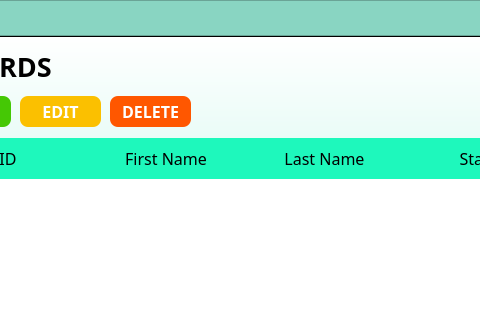
The window that records.ui (marcryangil/facemaskdetection) describes before a commit, drawn with Qt 5; both pictures show x 140 to 620 and y 0 to 320 of the 942 by 495 pixel window.
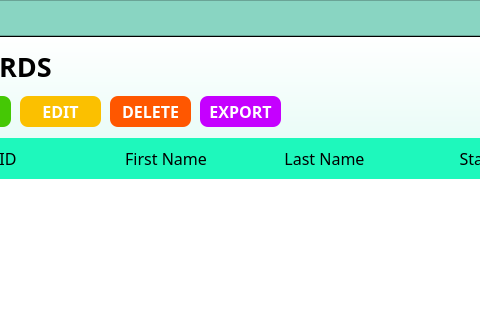
The same window after the commit. Icons and pictures are not drawn.

Patch:
```diff
--- a/records.ui
+++ b/records.ui
@@ -758,6 +758,53 @@
         <bool>true</bool>
        </property>
       </widget>
+      <widget class="QPushButton" name="btnExport">
+       <property name="geometry">
+        <rect>
+         <x>340</x>
+         <y>60</y>
+         <width>81</width>
+         <height>31</height>
+        </rect>
+       </property>
+       <property name="minimumSize">
+        <size>
+         <width>0</width>
+         <height>0</height>
+        </size>
+       </property>
+       <property name="font">
+        <font>
+         <family>Work Sans SemiBold</family>
+         <pointsize>12</pointsize>
+         <weight>75</weight>
+         <bold>true</bold>
+        </font>
+       </property>
+       <property name="autoFillBackground">
+        <bool>false</bool>
+       </property>
+       <property name="styleSheet">
+        <string notr="true">QPushButton{
+	background-color: rgba(197,0,255,255);
+	border: none;
+	color: rgb(255, 255, 255);
+	border-radius: 8px;
+}
+QPushButton:hover{
+	background-color: rgb(31, 211, 166);
+}
+QPushButton:pressed{
+	background-color: rgb(22, 154, 121)
+}</string>
+       </property>
+       <property name="text">
+        <string>EXPORT</string>
+       </property>
+       <property name="flat">
+        <bool>false</bool>
+       </property>
+      </widget>
      </widget>
     </item>
     <item>
```
